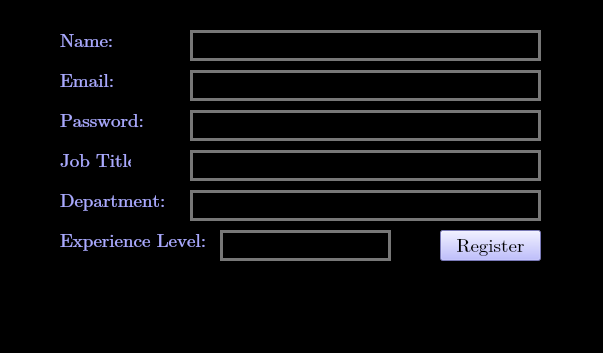
JaveriaAzfar/CineFlix, file Screens/RegisterAsAdministrator.ui: the form before one commit.
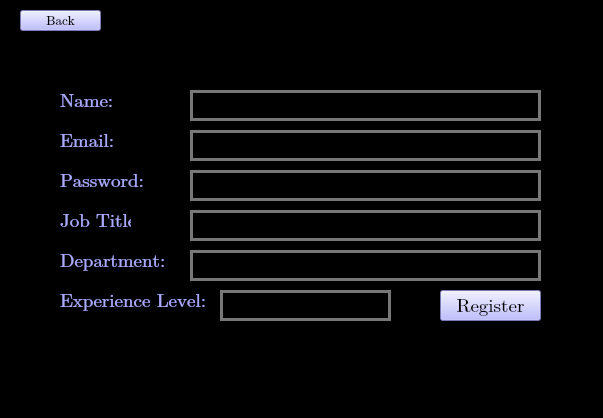
The form after the commit.

The edit to the form file:
```diff
--- a/Screens/RegisterAsAdministrator.ui
+++ b/Screens/RegisterAsAdministrator.ui
@@ -7,7 +7,7 @@
     <x>0</x>
     <y>0</y>
     <width>603</width>
-    <height>353</height>
+    <height>418</height>
    </rect>
   </property>
   <property name="windowTitle">
@@ -23,7 +23,7 @@
     <property name="geometry">
      <rect>
       <x>60</x>
-      <y>30</y>
+      <y>90</y>
       <width>71</width>
       <height>21</height>
      </rect>
@@ -47,7 +47,7 @@
     <property name="geometry">
      <rect>
       <x>60</x>
-      <y>70</y>
+      <y>130</y>
       <width>71</width>
       <height>21</height>
      </rect>
@@ -71,7 +71,7 @@
     <property name="geometry">
      <rect>
       <x>60</x>
-      <y>110</y>
+      <y>170</y>
       <width>91</width>
       <height>21</height>
      </rect>
@@ -95,7 +95,7 @@
     <property name="geometry">
      <rect>
       <x>60</x>
-      <y>150</y>
+      <y>210</y>
       <width>71</width>
       <height>21</height>
      </rect>
@@ -119,7 +119,7 @@
     <property name="geometry">
      <rect>
       <x>190</x>
-      <y>30</y>
+      <y>90</y>
       <width>351</width>
       <height>31</height>
      </rect>
@@ -137,7 +137,7 @@
     <property name="geometry">
      <rect>
       <x>190</x>
-      <y>70</y>
+      <y>130</y>
       <width>351</width>
       <height>31</height>
      </rect>
@@ -155,7 +155,7 @@
     <property name="geometry">
      <rect>
       <x>190</x>
-      <y>110</y>
+      <y>170</y>
       <width>351</width>
       <height>31</height>
      </rect>
@@ -173,7 +173,7 @@
     <property name="geometry">
      <rect>
       <x>190</x>
-      <y>150</y>
+      <y>210</y>
       <width>351</width>
       <height>31</height>
      </rect>
@@ -192,7 +192,7 @@
     <property name="geometry">
      <rect>
       <x>440</x>
-      <y>230</y>
+      <y>290</y>
       <width>101</width>
       <height>31</height>
      </rect>
@@ -230,7 +230,7 @@
     <property name="geometry">
      <rect>
       <x>190</x>
-      <y>190</y>
+      <y>250</y>
       <width>351</width>
       <height>31</height>
      </rect>
@@ -248,7 +248,7 @@
     <property name="geometry">
      <rect>
       <x>60</x>
-      <y>190</y>
+      <y>250</y>
       <width>111</width>
       <height>21</height>
      </rect>
@@ -272,7 +272,7 @@
     <property name="geometry">
      <rect>
       <x>60</x>
-      <y>230</y>
+      <y>290</y>
       <width>151</width>
       <height>21</height>
      </rect>
@@ -296,7 +296,7 @@
     <property name="geometry">
      <rect>
       <x>220</x>
-      <y>230</y>
+      <y>290</y>
       <width>171</width>
       <height>31</height>
      </rect>
@@ -310,6 +310,44 @@
 </string>
     </property>
    </widget>
+   <widget class="QPushButton" name="backButton">
+    <property name="geometry">
+     <rect>
+      <x>20</x>
+      <y>10</y>
+      <width>81</width>
+      <height>21</height>
+     </rect>
+    </property>
+    <property name="font">
+     <font>
+      <family>Cambria Math</family>
+      <pointsize>10</pointsize>
+     </font>
+    </property>
+    <property name="styleSheet">
+     <string notr="true">QPushButton {
+    background-color: rgb(170, 170, 255);
+    color: rgb(0, 0, 0);
+
+}
+
+
+QPushButton:hover {
+    background-color:rgb(128, 120, 215);
+    color: rgb(0, 0, 0)
+}
+
+QPushButton:pressed {
+    background-color: rgb(85, 170, 127);
+    color: rgb(0, 0, 0)
+}
+</string>
+    </property>
+    <property name="text">
+     <string>Back</string>
+    </property>
+   </widget>
   </widget>
   <widget class="QMenuBar" name="menubar">
    <property name="geometry">
```
